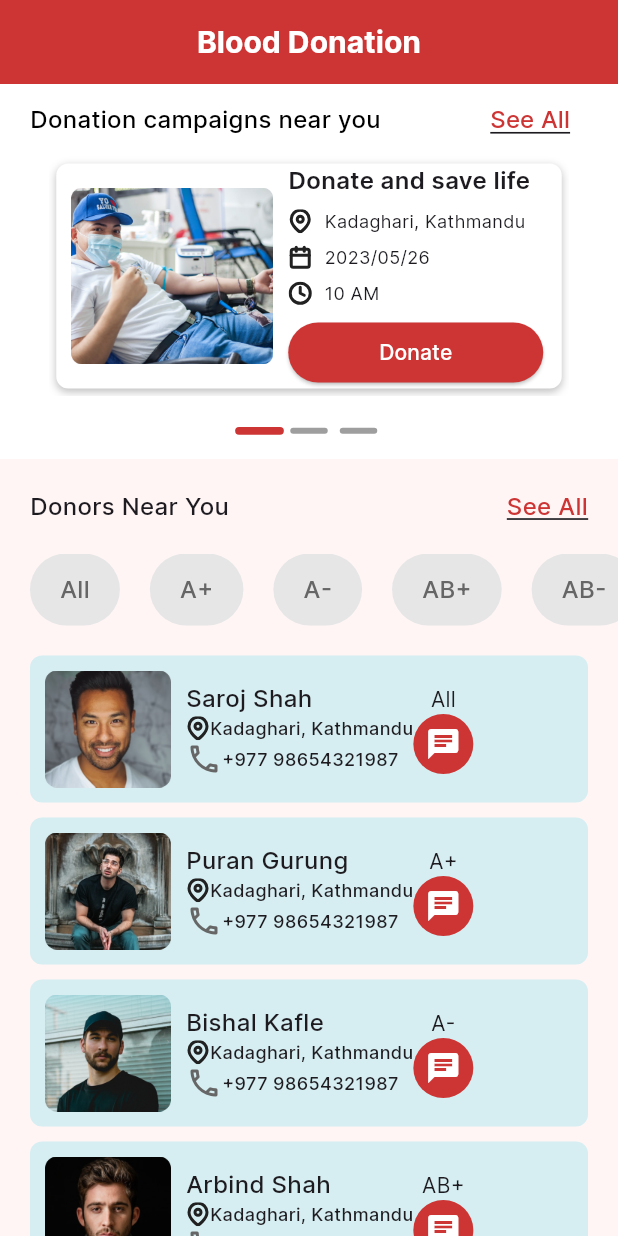
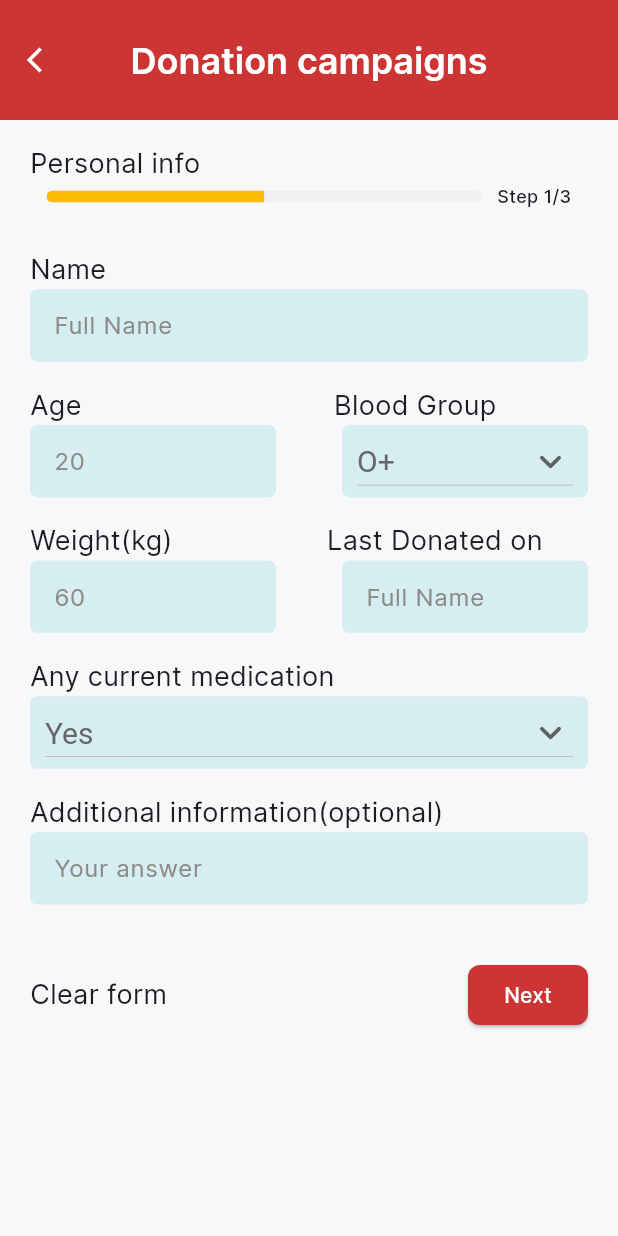
Before and after one commit to Jigarchovatiya/blood_donation_app, a Flutter app: the screen it shows after launch, on a phone screen of 412 x 824 dp. Run offline on Flutter 3.47's test engine with Material 2 defaults, Android fonts, the phone set to English and light mode, and no system bars; drawn by our look-alikes of smooth_page_indicator; our stand-ins replace firebase_auth, firebase_core, flutter_svg, intl_phone_field, otp_text_field; accounts and stored records are empty.

Commit message:
06-06-2023

```diff
--- a/lib/main.dart
+++ b/lib/main.dart
@@ -1,4 +1,4 @@
-import 'package:blood_donation_app/view/bottom_bar/home_screen.dart';
+import 'package:blood_donation_app/view/bottom_bar/home_screen/donation_campaign_one.dart';
 import 'package:firebase_core/firebase_core.dart';
 import 'package:flutter/material.dart';
 
@@ -22,7 +22,7 @@ class MyApp extends StatelessWidget {
         colorScheme: ColorScheme.fromSeed(seedColor: Colors.deepPurple),
         useMaterial3: true,
       ),
-      home: const HomeScreen(),
+      home: const DonationCampaignOne(),
     );
   }
 }
--- a/lib/res/common/app_button.dart
+++ b/lib/res/common/app_button.dart
@@ -1,25 +1,40 @@
-import 'package:blood_donation_app/res/constants/app_colors.dart';
 import 'package:flutter/material.dart';
 
 class AppButton extends StatelessWidget {
   final String? buttonText;
   final void Function()? onPressed;
   final Size? fixedSize;
-  const AppButton({Key? key, this.buttonText, this.onPressed, this.fixedSize}) : super(key: key);
+  final BorderSide? side;
+  final Color? backgroundColor;
+  final Color? foregroundColor;
+  final BorderRadiusGeometry? borderRadius;
+  const AppButton({
+    Key? key,
+    this.buttonText,
+    this.onPressed,
+    this.fixedSize,
+    this.side,
+    this.backgroundColor,
+    this.foregroundColor,
+    this.borderRadius,
+  }) : super(key: key);
 
   @override
   Widget build(BuildContext context) {
     return ElevatedButton(
       style: ElevatedButton.styleFrom(
         fixedSize: fixedSize,
-        backgroundColor: AppColors.materialColor,
-        foregroundColor: AppColors.white,
+        backgroundColor: backgroundColor,
+        foregroundColor: foregroundColor,
         shape: RoundedRectangleBorder(
-          borderRadius: BorderRadius.circular(30),
+          side: side!,
+          borderRadius: borderRadius!,
         ),
       ),
       onPressed: onPressed,
-      child: Text(buttonText!),
+      child: Text(
+        buttonText!,
+      ),
     );
   }
 }
--- /dev/null
+++ b/lib/res/common/media_quary_common.dart
@@ -0,0 +1,17 @@
+import 'package:flutter/material.dart';
+
+double? width;
+double? height;
+
+class MediaQuery extends StatelessWidget {
+  const MediaQuery({super.key});
+
+  @override
+  Widget build(BuildContext context) {
+    width = MediaQuery.of(context)?.size.width;
+    height = MediaQuery.of(context)?.size.height;
+    return Container();
+  }
+
+  static of(BuildContext context) {}
+}
--- a/lib/res/constants/app_strings.dart
+++ b/lib/res/constants/app_strings.dart
@@ -53,10 +53,11 @@ class AppStrings {
   /// create account
   static const String registeredSuccessfully = "Registered Successfully";
   static const String goToHomePage = "Go to home page";
+  static const String backToHomePage = "Back to home page";
 
   ///home page
   static const String bloodDonation = "Blood Donation";
-  static const String donationCampaigns = "Donation campaigns near you";
+  static const String donationCampaignsNearYou = "Donation campaigns near you";
   static const String seeAll = "See All";
   static const String donateAndSaveLife = "Donate and save life";
   static const String map = "Kadaghari, Kathmandu";
@@ -71,4 +72,15 @@ class AppStrings {
   static const String donorFive = "John Lock";
   static const String donorSix = "Sandesh Niroula";
   static const String donorSeven = "John Lock";
+
+  /// donation campaign
+  static const String donationCampaigns = "Donation campaigns";
+  static const String downloadPdf = "Download PDF receipt";
+  static const String personalInfo = "Personal info";
+  static const String lastDonatedOn = "Last Donated on";
+  static const String anyCurrentMedication = "Any current medication";
+  static const String additionalInformation = "Additional information(optional)";
+  static const String yourAnswer = "Your answer";
+  static const String clearForm = "Clear form";
+  static const String next = "Next";
 }
--- a/lib/view/bottom_bar/bottom_bar_screen.dart
+++ b/lib/view/bottom_bar/bottom_bar_screen.dart
@@ -2,7 +2,7 @@ import 'package:blood_donation_app/res/constants/app_assets.dart';
 import 'package:blood_donation_app/view/bottom_bar/campaigns_screen.dart';
 import 'package:blood_donation_app/view/bottom_bar/donnors_screen.dart';
 import 'package:blood_donation_app/view/bottom_bar/history_screen.dart';
-import 'package:blood_donation_app/view/bottom_bar/home_screen.dart';
+import 'package:blood_donation_app/view/bottom_bar/home_screen/home_screen.dart';
 import 'package:blood_donation_app/view/bottom_bar/profile_screen.dart';
 import 'package:flutter/material.dart';
 import 'package:flutter_svg/flutter_svg.dart';
--- /dev/null
+++ b/lib/view/bottom_bar/home_screen/donation_campaign_one.dart
@@ -0,0 +1,313 @@
+import 'package:blood_donation_app/res/common/app_button.dart';
+import 'package:blood_donation_app/res/common/app_text_field.dart';
+import 'package:flutter/material.dart';
+
+import '../../../res/constants/app_colors.dart';
+import '../../../res/constants/app_strings.dart';
+
+class DonationCampaignOne extends StatefulWidget {
+  const DonationCampaignOne({Key? key}) : super(key: key);
+
+  @override
+  State<DonationCampaignOne> createState() => _DonationCampaignOneState();
+}
+
+class _DonationCampaignOneState extends State<DonationCampaignOne> {
+  String bloodGroupData = "group 1";
+  List bloodGroupList = [
+    {
+      "value": "group 1",
+      "data": "O+",
+    },
+    {
+      "value": "group 2",
+      "data": "O-",
+    },
+    {
+      "value": "group 3",
+      "data": "A+",
+    },
+    {
+      "value": "group 4",
+      "data": "A-",
+    },
+    {
+      "value": "group 5",
+      "data": "B+",
+    },
+    {
+      "value": "group 6",
+      "data": "B-",
+    },
+    {
+      "value": "group 7",
+      "data": "AB+",
+    },
+    {
+      "value": "group 8",
+      "data": "AB-",
+    },
+  ];
+  String answerData = "answer 1";
+  List answerList = [
+    {
+      "value": "answer 1",
+      "data": "Yes",
+    },
+    {
+      "value": "answer 2",
+      "data": "No",
+    },
+  ];
+  // var myFormat = DateFormat('dd-MM-yyyy');
+  DateTime dateTime = DateTime.now();
+  void _showDatePicker() {
+    showDatePicker(
+      context: context,
+      initialDate: DateTime.now(),
+      firstDate: DateTime(2000),
+      lastDate: DateTime(2025),
+    ).then((value) {
+      setState(() {
+        dateTime = value!;
+      });
+    });
+  }
+
+  @override
+  Widget build(BuildContext context) {
+    double height = MediaQuery.of(context).size.height;
+    double width = MediaQuery.of(context).size.width;
+    return Scaffold(
+      backgroundColor: AppColors.scaffoldBg,
+      appBar: AppBar(
+        foregroundColor: AppColors.white,
+        backgroundColor: AppColors.materialColor,
+        elevation: 0,
+        toolbarHeight: 80,
+        leading: TextButton(
+          onPressed: () {
+            Navigator.pop(context);
+          },
+          child: const Icon(Icons.arrow_back_ios, size: 20, color: AppColors.white),
+        ),
+        title: const Text(
+          AppStrings.donationCampaigns,
+          style: TextStyle(fontSize: 24, fontWeight: FontWeight.w600),
+        ),
+        centerTitle: true,
+      ),
+      body: SafeArea(
+        child: SingleChildScrollView(
+          child: Column(
+            crossAxisAlignment: CrossAxisAlignment.center,
+            children: [
+              SizedBox(
+                height: height / 50,
+              ),
+              const Padding(
+                padding: EdgeInsets.symmetric(
+                  horizontal: 20,
+                ),
+                child: Align(
+                  alignment: Alignment.centerLeft,
+                  child: Text(
+                    AppStrings.personalInfo,
+                    style: TextStyle(fontSize: 18),
+                  ),
+                ),
+              ),
+              Row(
+                mainAxisAlignment: MainAxisAlignment.center,
+                children: [
+                  const SizedBox(
+                    width: 290,
+                    height: 8,
+                    child: ClipRRect(
+                      borderRadius: BorderRadius.all(
+                        Radius.circular(5),
+                      ),
+                      child: LinearProgressIndicator(
+                        value: 0.5,
+                        color: AppColors.dividerColor,
+                        backgroundColor: Color(0xffF0F0F2),
+                      ),
+                    ),
+                  ),
+                  SizedBox(
+                    width: width / 40,
+                  ),
+                  const Text(
+                    "Step 1/3",
+                    style: TextStyle(fontWeight: FontWeight.w500, fontSize: 12),
+                  ),
+                ],
+              ),
+              SizedBox(height: height / 30),
+              Padding(
+                padding: const EdgeInsets.symmetric(horizontal: 20),
+                child: Column(
+                  children: [
+                    const Align(
+                      alignment: Alignment.centerLeft,
+                      child: Text(
+                        AppStrings.name,
+                        style: TextStyle(fontSize: 18),
+                      ),
+                    ),
+                    const AppTextField(
+                      hintText: AppStrings.fullName,
+                    ),
+                    SizedBox(height: height / 50),
+                    Row(
+                      children: [
+                        const Text(
+                          AppStrings.age,
+                          style: TextStyle(fontSize: 18),
+                        ),
+                        SizedBox(width: width / 2.45),
+                        const Text(
+                          AppStrings.bloodGroup,
+                          style: TextStyle(fontSize: 18),
+                        ),
+                      ],
+                    ),
+                    Row(
+                      mainAxisAlignment: MainAxisAlignment.spaceBetween,
+                      children: [
+                        const AppTextField(
+                          width: 164,
+                          hintText: "20",
+                        ),
+                        AppTextField(
+                          width: 164,
+                          hintText: AppStrings.fullName,
+                          suffixIcon: Padding(
+                            padding: const EdgeInsets.symmetric(horizontal: 10),
+                            child: DropdownButton(
+                              style: const TextStyle(fontSize: 20, color: AppColors.textColor),
+                              icon: const Icon(Icons.keyboard_arrow_down_rounded, size: 30),
+                              value: bloodGroupData,
+                              isExpanded: true,
+                              items: bloodGroupList
+                                  .map((value) => DropdownMenuItem(
+                                        value: value['value'],
+                                        child: Text(value['data']),
+                                      ))
+                                  .toList(),
+                              onChanged: (value) {
+                                debugPrint(value.toString());
+                                bloodGroupData = value.toString();
+                                setState(() {});
+                              },
+                            ),
+                          ),
+                        ),
+                      ],
+                    ),
+                    SizedBox(height: height / 50),
+                    Row(
+                      children: [
+                        const Text(
+                          AppStrings.weight,
+                          style: TextStyle(fontSize: 18),
+                        ),
+                        SizedBox(width: width / 4),
+                        const Text(
+                          AppStrings.lastDonatedOn,
+                          style: TextStyle(fontSize: 18),
+                        ),
+                      ],
+                    ),
+                    Row(
+                      mainAxisAlignment: MainAxisAlignment.spaceBetween,
+                      children: [
+                        const AppTextField(
+                          width: 164,
+                          hintText: "60",
+                        ),
+                        AppTextField(
+                          width: 164,
+                          hintText: AppStrings.fullName,
+                          onTap: () {
+                            _showDatePicker;
+                          },
+                        ),
+                      ],
+                    ),
+                    SizedBox(height: height / 50),
+                    const Align(
+                      alignment: Alignment.centerLeft,
+                      child: Text(
+                        AppStrings.anyCurrentMedication,
+                        style: TextStyle(fontSize: 18),
+                      ),
+                    ),
+                    AppTextField(
+                      keyboardType: TextInputType.emailAddress,
+                      hintText: AppStrings.emailExample,
+                      suffixIcon: Padding(
+                        padding: const EdgeInsets.symmetric(horizontal: 10),
+                        child: DropdownButton(
+                          style: const TextStyle(fontSize: 20, color: AppColors.textColor),
+                          icon: const Icon(Icons.keyboard_arrow_down_rounded, size: 30),
+                          value: answerData,
+                          isExpanded: true,
+                          items: answerList
+                              .map((value) => DropdownMenuItem(
+                                    value: value['value'],
+                                    child: Text(value['data']),
+                                  ))
+                              .toList(),
+                          onChanged: (value) {
+                            debugPrint(value.toString());
+                            answerData = value.toString();
+                            setState(() {});
+                          },
+                        ),
+                      ),
+                    ),
+                    SizedBox(height: height / 50),
+                    const Align(
+                      alignment: Alignment.centerLeft,
+                      child: Text(
+                        AppStrings.additionalInformation,
+                        style: TextStyle(fontSize: 18),
+                      ),
+                    ),
+                    const AppTextField(
+                      keyboardType: TextInputType.text,
+                      hintText: AppStrings.yourAnswer,
+                    ),
+                  ],
+                ),
+              ),
+              SizedBox(height: height / 50),
+              Padding(
+                padding: const EdgeInsets.all(20),
+                child: Row(
+                  mainAxisAlignment: MainAxisAlignment.spaceBetween,
+                  children: [
+                    Text(
+                      AppStrings.clearForm,
+                      style: TextStyle(fontSize: 18, fontWeight: FontWeight.w400),
+                    ),
+                    AppButton(
+                      borderRadius: BorderRadius.circular(8),
+                      foregroundColor: AppColors.white,
+                      side: BorderSide(style: BorderStyle.none),
+                      backgroundColor: AppColors.materialColor,
+                      fixedSize: Size(80, 40),
+                      onPressed: () {},
+                      buttonText: AppStrings.next,
+                    ),
+                  ],
+                ),
+              ),
+            ],
+          ),
+        ),
+      ),
+    );
+  }
+}
--- a/lib/view/entry_point/create_account_one.dart
+++ b/lib/view/entry_point/create_account_one.dart
@@ -340,7 +340,10 @@ class _CreateAccountOneState extends State<CreateAccountOne> {
               ),
               SizedBox(height: height / 20),
               AppButton(
-                fixedSize: Size(345, 54),
+                borderRadius: BorderRadius.circular(30),
+                backgroundColor: AppColors.materialColor,
+                foregroundColor: AppColors.white,
+                fixedSize: const Size(345, 54),
                 buttonText: AppStrings.continueButton,
                 onPressed: () {
                   addUser();
--- a/lib/view/entry_point/create_account_two.dart
+++ b/lib/view/entry_point/create_account_two.dart
@@ -147,6 +147,9 @@ class _CreateAccountTwoState extends State<CreateAccountTwo> {
               ),
               SizedBox(height: height / 8),
               AppButton(
+                borderRadius: BorderRadius.circular(30),
+                backgroundColor: AppColors.materialColor,
+                foregroundColor: AppColors.white,
                 fixedSize: Size(345, 54),
                 onPressed: () {},
                 buttonText: AppStrings.goToHomePage,
--- a/lib/view/entry_point/email_log_in.dart
+++ b/lib/view/entry_point/email_log_in.dart
@@ -215,6 +215,9 @@ class _EmailLogInScreenState extends State<EmailLogInScreen> {
                 ),
                 SizedBox(height: height / 20),
                 AppButton(
+                  borderRadius: BorderRadius.circular(30),
+                  backgroundColor: AppColors.materialColor,
+                  foregroundColor: AppColors.white,
                   fixedSize: Size(345, 54),
                   buttonText: AppStrings.continueButton,
                   onPressed: () {
--- a/lib/view/entry_point/log_in_screen.dart
+++ b/lib/view/entry_point/log_in_screen.dart
@@ -202,6 +202,9 @@ class _LogInScreenState extends State<LogInScreen> {
                 ),
                 SizedBox(height: height / 20),
                 AppButton(
+                  borderRadius: BorderRadius.circular(30),
+                  backgroundColor: AppColors.materialColor,
+                  foregroundColor: AppColors.white,
                   fixedSize: Size(345, 54),
                   buttonText: AppStrings.continueButton,
                   onPressed: () {
--- a/lib/view/onboarding/onboarding_screen.dart
+++ b/lib/view/onboarding/onboarding_screen.dart
@@ -115,6 +115,9 @@ class _OnBoardingScreenState extends State<OnBoardingScreen> {
                         height: height / 20,
                       ),
                       AppButton(
+                        borderRadius: BorderRadius.circular(30),
+                        backgroundColor: AppColors.materialColor,
+                        foregroundColor: AppColors.white,
                         fixedSize: Size(345, 54),
                         onPressed: () {
                           if (selectedIndex == 2) {
```
Also changed, not shown: lib/view/bottom_bar/home_screen/blood_donation_screen.dart (added, +103 -0 lines), lib/view/bottom_bar/home_screen/home_screen.dart (renamed from lib/view/bottom_bar/home_screen.dart, +7 -4 lines), lib/view/entry_point/otp_log_in_screen.dart (+11 -8 lines), assets/icons/map2.svg (added), assets/icons/phone.svg (added), 1 other file.
